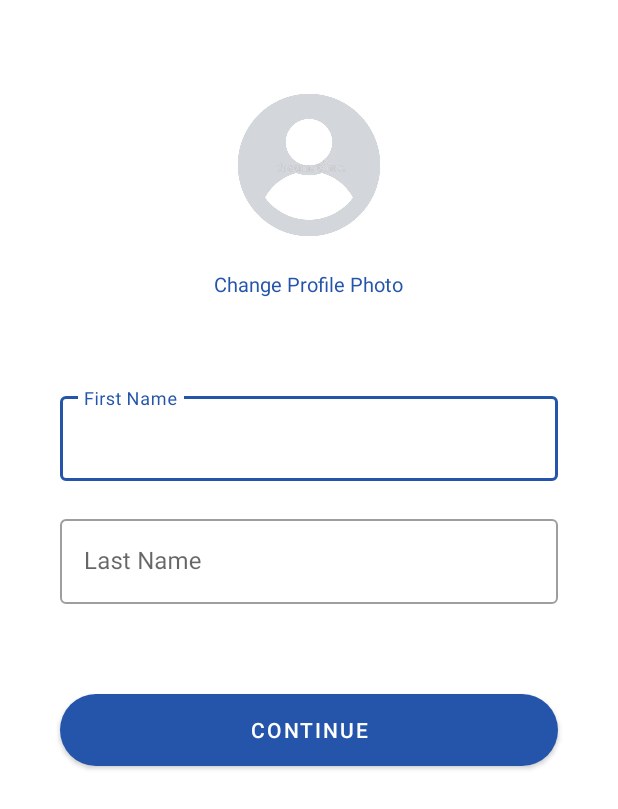
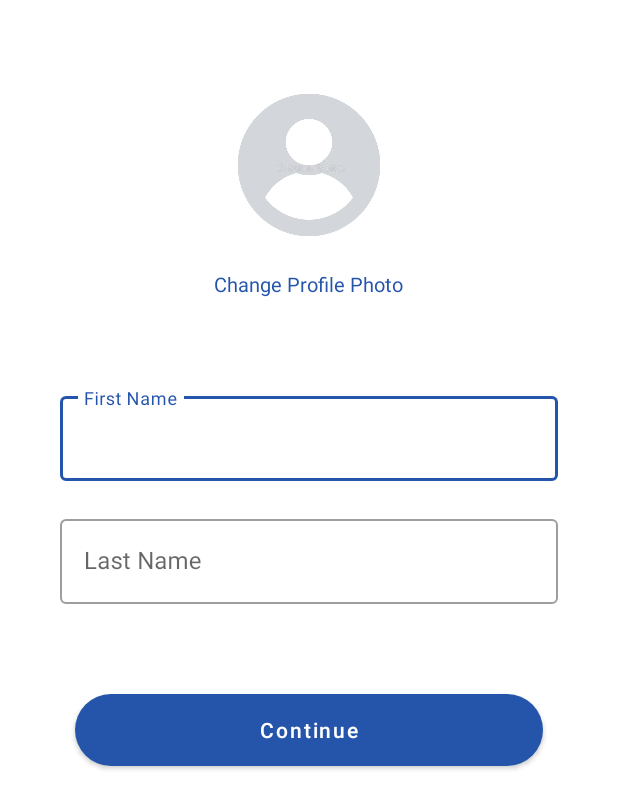
Before and after one commit to adityakadlag2004/Android-Login-MVVM, an Android app: the AddUserData screen opened directly, with no data from a screen before it, on a phone screen of 412 x 824 dp. Shown: the top 809 px of the screen. Run offline under Robolectric (Android 15) with nearby library versions, the phone set to English and light mode, and no system bars; our stand-ins replace CircleImageView, Firebase (no records; nobody signed in at launch, a user with empty details on screens opened directly).

Commit message:
user profile added

```diff
--- a/app/src/main/java/com/android/mvvmdatabind2/activities/AddUserData.kt
+++ b/app/src/main/java/com/android/mvvmdatabind2/activities/AddUserData.kt
@@ -1,24 +1,74 @@
 package com.android.mvvmdatabind2.activities
 
+import android.content.Intent
+import android.os.Bundle
 import androidx.appcompat.app.AppCompatActivity
-import android.os.Bundle
 import com.android.mvvmdatabind2.R
 import com.android.mvvmdatabind2.others.Constants
+import com.android.mvvmdatabind2.others.Constants.USERS
+import com.android.mvvmdatabind2.others.Constants.USER_NAME
+import com.android.mvvmdatabind2.others.Constants.USER_PROFILE_IMAGE
 import com.google.firebase.auth.FirebaseAuth
 import com.google.firebase.auth.FirebaseUser
+import com.google.firebase.database.DataSnapshot
+import com.google.firebase.database.DatabaseError
 import com.google.firebase.database.FirebaseDatabase
+import com.google.firebase.database.ValueEventListener
+import com.google.firebase.storage.FirebaseStorage
+import com.google.firebase.storage.StorageReference
+import kotlinx.android.synthetic.main.activity_add_user_data.*
+
 
 class AddUserData : AppCompatActivity() {
     var database = FirebaseDatabase.getInstance()
     var myRef = database.getReference(Constants.USERS)
     private var mAuth = FirebaseAuth.getInstance()
+    private lateinit var username: String
+    private lateinit var profileImg: String
+    var storage = FirebaseStorage.getInstance()
+    var storageRef: StorageReference = storage.getReference(USERS)
     private var currentuser: FirebaseUser? = null
 
     override fun onCreate(savedInstanceState: Bundle?) {
         super.onCreate(savedInstanceState)
         setContentView(R.layout.activity_add_user_data)
-        mAuth= FirebaseAuth.getInstance()
-        currentuser=mAuth.currentUser
+        mAuth = FirebaseAuth.getInstance()
+        currentuser = mAuth.currentUser
+
+        getUserData()
+        change_photo.setOnClickListener {
+            val galleryIntent: Intent = Intent()
+            galleryIntent.apply {
+                action = Intent.ACTION_GET_CONTENT
+                type = "image/*"
+                startActivityForResult(galleryIntent, 2)
+            }
+
+
+        }
+
+        btn_continue_data.setOnClickListener {
+
+        }
+
 
     }
+
+    private fun getUserData() {
+        if (currentuser != null) {
+            myRef.child(currentuser!!.uid).addValueEventListener(object : ValueEventListener {
+                override fun onDataChange(snapshot: DataSnapshot) {
+                    if (snapshot.exists()) {
+                        username = snapshot.child(USER_NAME).value.toString()
+                        profileImg = snapshot.child(USER_PROFILE_IMAGE).value.toString()
+
+                    }
+                }
+
+                override fun onCancelled(error: DatabaseError) {
+                    TODO("Not yet implemented")
+                }
+            })
+        }
+    }
 }
--- a/app/src/main/res/layout/activity_add_user_data.xml
+++ b/app/src/main/res/layout/activity_add_user_data.xml
@@ -20,6 +20,7 @@
     <TextView
         android:layout_width="wrap_content"
         android:layout_height="wrap_content"
+        android:id="@+id/change_photo"
         android:layout_gravity="center"
         android:text="@string/change_profile_photo"
         android:textColor="@color/blue"
@@ -80,6 +81,7 @@
         android:textColor="@color/white"
         android:layout_marginTop="60dp"
         android:background="@drawable/btn_circular"
-        android:layout_marginStart="40dp"
-        android:layout_marginEnd="40dp"/>
+        android:textAllCaps="false"
+        android:layout_marginStart="50dp"
+        android:layout_marginEnd="50dp"/>
 </LinearLayout>
```
